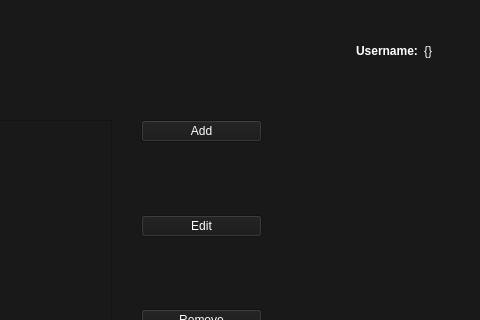
First picture: the form in gui/ui_files/common.ui, repository joe-boudreau/encrypte, before the edit; both pictures show x 579 to 1059 and y 0 to 320 of the 1059 by 628 pixel window.
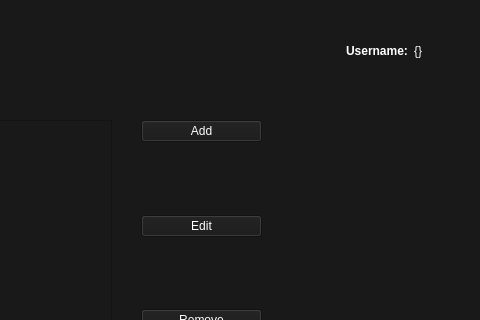
Second picture: the form after the edit. Icons and pictures are not drawn.

Patch:
```diff
--- a/gui/ui_files/common.ui
+++ b/gui/ui_files/common.ui
@@ -797,6 +797,22 @@
        </property>
       </widget>
      </item>
+     <item>
+      <spacer name="horizontalSpacer_2">
+       <property name="orientation">
+        <enum>Qt::Horizontal</enum>
+       </property>
+       <property name="sizeType">
+        <enum>QSizePolicy::Fixed</enum>
+       </property>
+       <property name="sizeHint" stdset="0">
+        <size>
+         <width>10</width>
+         <height>40</height>
+        </size>
+       </property>
+      </spacer>
+     </item>
     </layout>
    </widget>
    <widget class="QWidget" name="layoutWidget">
```
Left out of the diff: 33 changed lines with no effect on the pictures.
